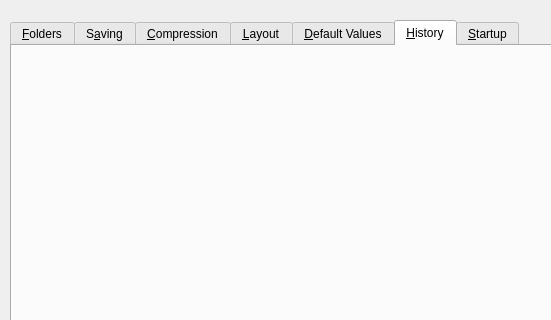
This is src/prefsdialog.ui in PhotoFlare/photoflare as Qt 5 draws it before an edit; both pictures show x 0 to 551 and y 0 to 320 of the 925 by 490 pixel window. The edited form follows.
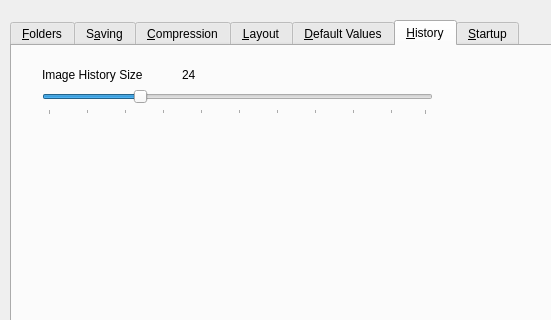
This is the edited form. The open tabs and pages were chosen to show the change.

Patch:
```diff
--- a/src/prefsdialog.ui
+++ b/src/prefsdialog.ui
@@ -314,6 +314,57 @@
     <attribute name="title">
      <string>&amp;History</string>
     </attribute>
+    <widget class="QLabel" name="label_6">
+     <property name="geometry">
+      <rect>
+       <x>30</x>
+       <y>20</y>
+       <width>141</width>
+       <height>17</height>
+      </rect>
+     </property>
+     <property name="text">
+      <string>Image History Size</string>
+     </property>
+    </widget>
+    <widget class="QSlider" name="horizontalSlider">
+     <property name="geometry">
+      <rect>
+       <x>30</x>
+       <y>40</y>
+       <width>391</width>
+       <height>29</height>
+      </rect>
+     </property>
+     <property name="focusPolicy">
+      <enum>Qt::NoFocus</enum>
+     </property>
+     <property name="value">
+      <number>24</number>
+     </property>
+     <property name="orientation">
+      <enum>Qt::Horizontal</enum>
+     </property>
+     <property name="tickPosition">
+      <enum>QSlider::TicksBelow</enum>
+     </property>
+     <property name="tickInterval">
+      <number>10</number>
+     </property>
+    </widget>
+    <widget class="QLabel" name="history_value">
+     <property name="geometry">
+      <rect>
+       <x>170</x>
+       <y>20</y>
+       <width>67</width>
+       <height>17</height>
+      </rect>
+     </property>
+     <property name="text">
+      <string>24</string>
+     </property>
+    </widget>
    </widget>
    <widget class="QWidget" name="tab_7">
     <attribute name="title">
```
Left out of the diff: 16 changed lines with no effect on the pictures.
